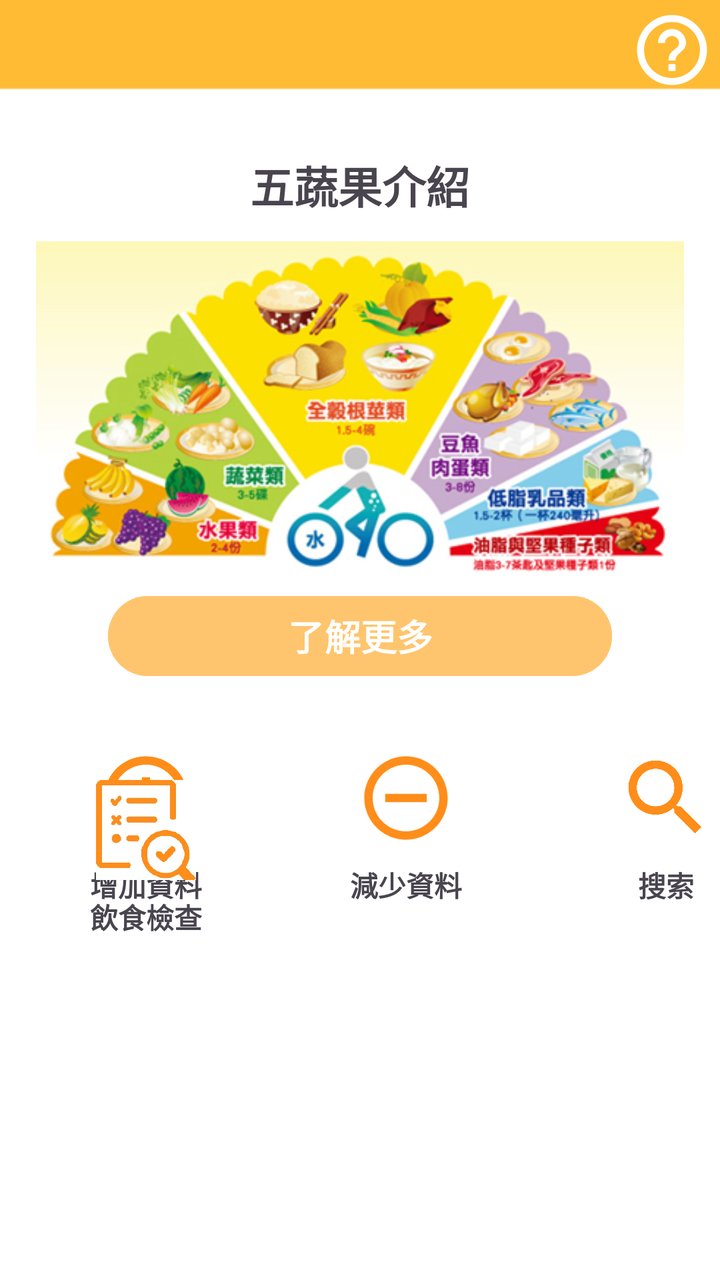
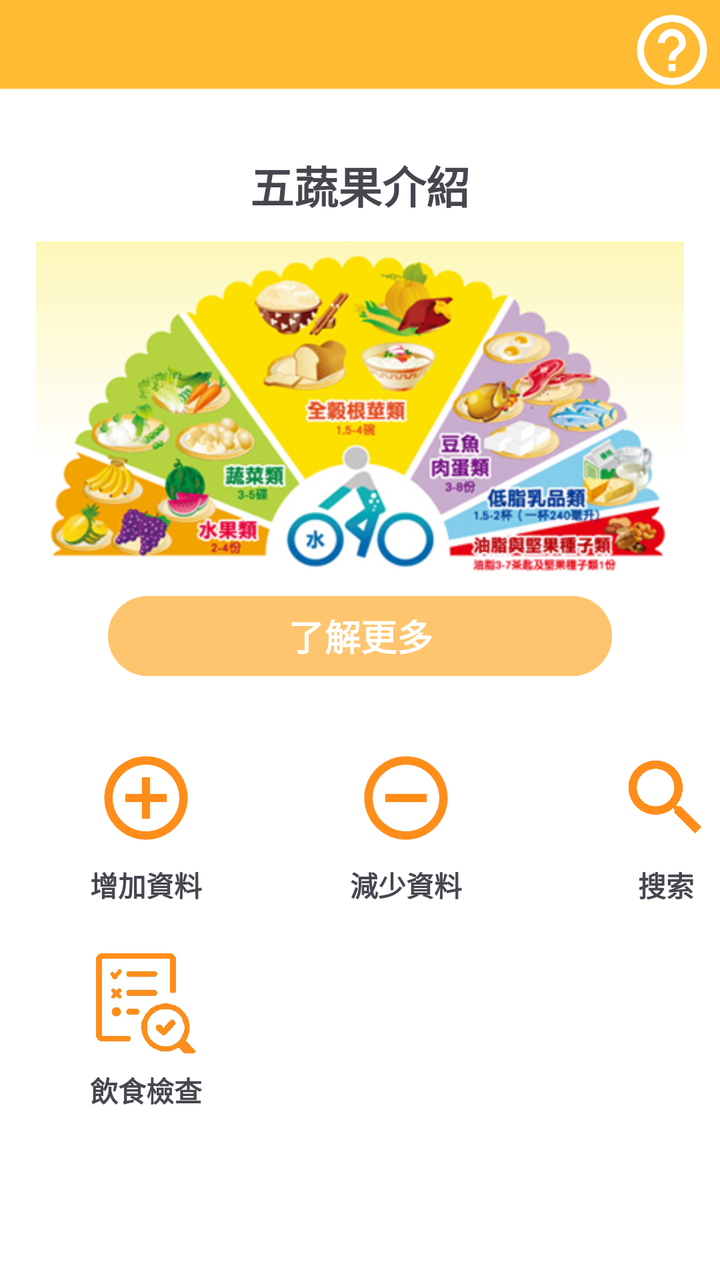

Before-and-after screenshots of an Android layout around one commit, followed by the original layout XML and the change that was made.
<!-- AndroidManifest.xml: application theme Theme.DEMO -->
<!-- res/layout/fragment_home.xml -->
<?xml version="1.0" encoding="utf-8"?>
<LinearLayout xmlns:android="http://schemas.android.com/apk/res/android"
    xmlns:app="http://schemas.android.com/apk/res-auto"
    xmlns:tools="http://schemas.android.com/tools"
    android:layout_width="match_parent"
    android:layout_height="match_parent"
    android:background="@drawable/img_3"
    android:orientation="vertical"
    tools:context=".FragmentHome">

    


    <androidx.constraintlayout.widget.ConstraintLayout
        android:layout_width="match_parent"
        android:layout_height="70dp">

        <ImageView
            android:id="@+id/help"
            android:layout_width="42dp"
            android:layout_height="44dp"
            android:layout_marginTop="3dp"
            android:src="@drawable/help"
            app:layout_constraintEnd_toEndOf="parent"
            app:layout_constraintHorizontal_bias="0.991"
            app:layout_constraintStart_toStartOf="parent"
            app:layout_constraintTop_toTopOf="parent" />
    </androidx.constraintlayout.widget.ConstraintLayout>

    <TextView
        android:id="@+id/textView2"
        android:layout_width="match_parent"
        android:layout_height="45dp"
        android:gravity="center"
        android:text="五蔬果介紹"
        android:textSize="22dp"
        android:textStyle="bold" />

    <ImageView
        android:id="@+id/imageView"
        android:layout_width="324dp"
        android:layout_height="179dp"
        android:layout_gravity="center"
        android:src="@drawable/flout" />

    <Button
        android:id="@+id/button"
        android:layout_width="252dp"
        android:layout_height="wrap_content"
        android:layout_gravity="center"
        android:backgroundTint="#FFC56E"
        android:text="了解更多"
        android:textSize="18dp"
        android:textStyle="bold" />

    <androidx.constraintlayout.widget.ConstraintLayout
        android:layout_width="match_parent"
        android:layout_height="match_parent">

        <TextView
            android:id="@+id/textView3"
            android:layout_width="wrap_content"
            android:layout_height="wrap_content"
            android:layout_marginTop="8dp"
            android:text="增加資料"
            android:textStyle="bold"
            app:layout_constraintEnd_toEndOf="@+id/add"
            app:layout_constraintStart_toStartOf="@+id/add"
            app:layout_constraintTop_toBottomOf="@+id/add" />

        <ImageView
            android:id="@+id/remove"
            android:layout_width="50dp"
            android:layout_height="50dp"
            android:layout_marginStart="80dp"
            android:src="@drawable/remove_circle"
            app:layout_constraintStart_toEndOf="@+id/add"
            app:layout_constraintTop_toTopOf="@+id/add" />

        <ImageView
            android:id="@+id/add"
            android:layout_width="50dp"
            android:layout_height="50dp"
            android:layout_marginStart="48dp"
            android:layout_marginTop="32dp"
            android:src="@drawable/add_circle"
            app:layout_constraintStart_toStartOf="parent"
            app:layout_constraintTop_toTopOf="parent" />

        <TextView
            android:id="@+id/textView4"
            android:layout_width="wrap_content"
            android:layout_height="wrap_content"
            android:layout_marginTop="8dp"
            android:text="減少資料"
            android:textStyle="bold"
            app:layout_constraintEnd_toEndOf="@+id/remove"
            app:layout_constraintStart_toStartOf="@+id/remove"
            app:layout_constraintTop_toBottomOf="@+id/remove" />

        <ImageView
            android:id="@+id/search"
            android:layout_width="50dp"
            android:layout_height="50dp"
            android:layout_marginStart="80dp"
            android:src="@drawable/baseline_search_24"
            app:layout_constraintStart_toEndOf="@+id/remove"
            app:layout_constraintTop_toTopOf="@+id/remove" />

        <TextView
            android:id="@+id/textView7"
            android:layout_width="wrap_content"
            android:layout_height="wrap_content"
            android:layout_marginTop="8dp"
            android:text="搜索"
            android:textStyle="bold"
            app:layout_constraintEnd_toEndOf="@+id/search"
            app:layout_constraintStart_toStartOf="@+id/search"
            app:layout_constraintTop_toBottomOf="@+id/search" />

        <ImageView
            android:id="@+id/inspection"
            android:layout_width="50dp"
            android:layout_height="50dp"
            android:layout_marginBottom="200dp"
            android:src="@drawable/img02"
            app:layout_constraintBottom_toBottomOf="parent"
            app:layout_constraintEnd_toEndOf="@+id/textView3"
            app:layout_constraintStart_toStartOf="@+id/textView3" />

        <TextView
            android:id="@+id/textView8"
            android:layout_width="wrap_content"
            android:layout_height="wrap_content"
            android:layout_marginTop="8dp"
            android:text="飲食檢查"
            android:textStyle="bold"
            app:layout_constraintEnd_toEndOf="@+id/textView3"
            app:layout_constraintHorizontal_bias="1.0"
            app:layout_constraintStart_toStartOf="@+id/inspection"
            app:layout_constraintTop_toBottomOf="@+id/inspection" />
    </androidx.constraintlayout.widget.ConstraintLayout>


</LinearLayout>
<!-- resources referenced by this layout -->
<resources>
  <!-- drawable add_circle (drawable) -->
  <vector android:height="24dp" android:tint="#FF8D1A"
      android:viewportHeight="24" android:viewportWidth="24"
      android:width="24dp" xmlns:android="http://schemas.android.com/apk/res/android">
      <path android:fillColor="@android:color/white" android:pathData="M13,7h-2v4L7,11v2h4v4h2v-4h4v-2h-4L13,7zM12,2C6.48,2 2,6.48 2,12s4.48,10 10,10 10,-4.48 10,-10S17.52,2 12,2zM12,20c-4.41,0 -8,-3.59 -8,-8s3.59,-8 8,-8 8,3.59 8,8 -3.59,8 -8,8z"/>
  </vector>
  <!-- drawable baseline_search_24 (drawable) -->
  <vector android:height="24dp" android:tint="#FF8D1A"
      android:viewportHeight="24" android:viewportWidth="24"
      android:width="24dp" xmlns:android="http://schemas.android.com/apk/res/android">
      <path android:fillColor="@android:color/white" android:pathData="M15.5,14h-0.79l-0.28,-0.27C15.41,12.59 16,11.11 16,9.5 16,5.91 13.09,3 9.5,3S3,5.91 3,9.5 5.91,16 9.5,16c1.61,0 3.09,-0.59 4.23,-1.57l0.27,0.28v0.79l5,4.99L20.49,19l-4.99,-5zM9.5,14C7.01,14 5,11.99 5,9.5S7.01,5 9.5,5 14,7.01 14,9.5 11.99,14 9.5,14z"/>
  </vector>
  <!-- drawable flout: png bitmap (drawable, 171218 bytes) -->
  <!-- drawable help (drawable) -->
  <vector android:autoMirrored="true" android:height="24dp"
      android:tint="#FFFFFF" android:viewportHeight="24"
      android:viewportWidth="24" android:width="24dp" xmlns:android="http://schemas.android.com/apk/res/android">
      <path android:fillColor="@android:color/white" android:pathData="M11,18h2v-2h-2v2zM12,2C6.48,2 2,6.48 2,12s4.48,10 10,10 10,-4.48 10,-10S17.52,2 12,2zM12,20c-4.41,0 -8,-3.59 -8,-8s3.59,-8 8,-8 8,3.59 8,8 -3.59,8 -8,8zM12,6c-2.21,0 -4,1.79 -4,4h2c0,-1.1 0.9,-2 2,-2s2,0.9 2,2c0,2 -3,1.75 -3,5h2c0,-2.25 3,-2.5 3,-5 0,-2.21 -1.79,-4 -4,-4z"/>
  </vector>
  <!-- drawable img02: png bitmap (drawable, 102193 bytes) -->
  <!-- drawable img_3: png bitmap (drawable, 2198 bytes) -->
  <!-- drawable remove_circle (drawable) -->
  <vector android:height="24dp" android:tint="#FF8D1A"
      android:viewportHeight="24" android:viewportWidth="24"
      android:width="24dp" xmlns:android="http://schemas.android.com/apk/res/android">
      <path android:fillColor="@android:color/white" android:pathData="M7,11v2h10v-2L7,11zM12,2C6.48,2 2,6.48 2,12s4.48,10 10,10 10,-4.48 10,-10S17.52,2 12,2zM12,20c-4.41,0 -8,-3.59 -8,-8s3.59,-8 8,-8 8,3.59 8,8 -3.59,8 -8,8z"/>
  </vector>
  <style name="Theme.DEMO" parent="Base.Theme.DEMO" />
  <style name="Base.Theme.DEMO" parent="Theme.Material3.DayNight.NoActionBar">
          
          
      </style>
</resources>

<!-- the commit's change to res/layout/fragment_home.xml (unified diff, before → after) -->
@@ -122,11 +122,11 @@
             android:id="@+id/inspection"
             android:layout_width="50dp"
             android:layout_height="50dp"
-            android:layout_marginBottom="200dp"
+            android:layout_marginTop="24dp"
             android:src="@drawable/img02"
-            app:layout_constraintBottom_toBottomOf="parent"
             app:layout_constraintEnd_toEndOf="@+id/textView3"
-            app:layout_constraintStart_toStartOf="@+id/textView3" />
+            app:layout_constraintStart_toStartOf="@+id/textView3"
+            app:layout_constraintTop_toBottomOf="@+id/textView3" />
 
         <TextView
             android:id="@+id/textView8"
